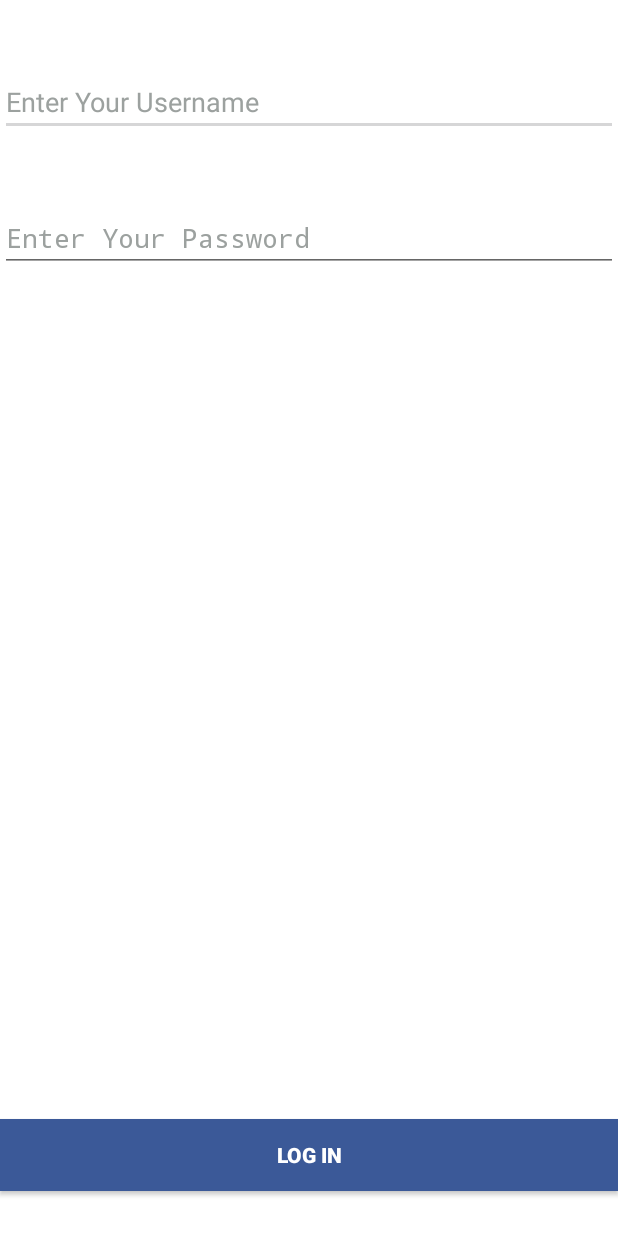
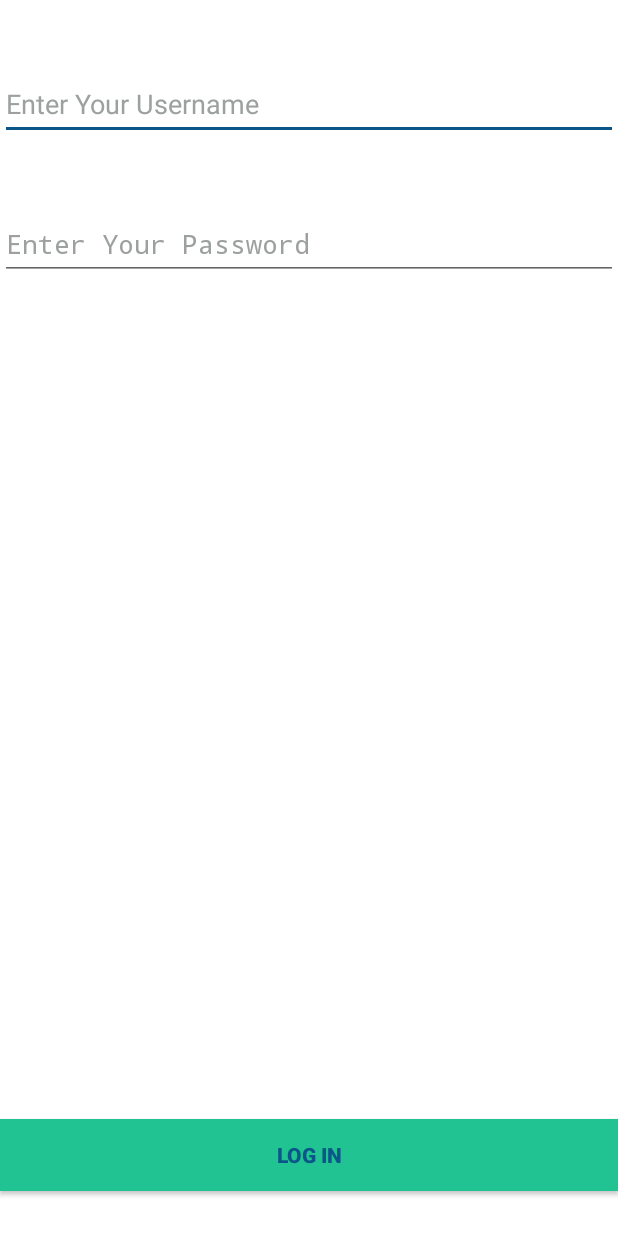
Before and after one commit to Sabarinathan07/Quiz, an Android app: the Login screen opened directly, with no data from a screen before it, on a phone screen of 412 x 824 dp. Run offline under Robolectric (Android 15) with nearby library versions, the phone set to English and light mode, and no system bars; our stand-ins replace Volley.

Commit message:
app-works

```diff
--- a/app/src/main/AndroidManifest.xml
+++ b/app/src/main/AndroidManifest.xml
@@ -7,9 +7,9 @@
 
     <application
         android:allowBackup="true"
-        android:icon="@mipmap/ic_launcher"
+        android:icon="@drawable/quiz"
         android:label="@string/app_name"
-        android:roundIcon="@mipmap/ic_launcher_round"
+
         android:supportsRtl="true"
         android:usesCleartextTraffic="true"
         android:theme="@style/Theme.Quiz">
--- a/app/src/main/java/com/androidsabari/quiz/Constants.java
+++ b/app/src/main/java/com/androidsabari/quiz/Constants.java
@@ -2,8 +2,10 @@ package com.androidsabari.quiz;
 
 public class Constants {
 //    private static final String ROOT_URL = "https://online-test1234.000webhostapp.com/online_test/v1/";
-    private static final String ROOT_URL = "http://192.168.29.197/quiz/v1/";
+    private static final String ROOT_URL = "http://192.168.29.229/quiz/v1/";
 //    http://192.168.29.229/quiz/v1/
+//    http://192.168.29.197/quiz/v1/
+
     public static final String URL_STAFF_REGISTER = ROOT_URL+"registerUser.php";
     public static final String URL_STAFF_LOGIN = ROOT_URL+"userLogin.php";
     public static final String URL_STU_REGISTER = ROOT_URL+"studentSignup.php";
--- a/app/src/main/res/layout/activity_login.xml
+++ b/app/src/main/res/layout/activity_login.xml
@@ -16,10 +16,9 @@
         android:ems="10"
         android:hint="Enter Your Username"
         android:inputType="textPersonName"
-        android:textColor="#7A7A7A"
-        android:textColorHint="#9CA19F"/>
-
-
+        android:minHeight="48dp"
+        android:textColor="@color/dark_color"
+        android:textColorHint="@color/grey_color" />
 
 
     <EditText
@@ -32,8 +31,9 @@
         android:ems="10"
         android:hint="Enter Your Password"
         android:inputType="textPassword"
-        android:textColor="#7A7A7A"
-        android:textColorHint="#9CA19F" />
+        android:minHeight="48dp"
+        android:textColor="@color/dark_color"
+        android:textColorHint="@color/grey_color" />
 
     <Button
         android:id="@+id/start"
@@ -42,10 +42,11 @@
         android:layout_alignLeft="@+id/pass"
         android:layout_alignParentBottom="true"
         android:layout_marginBottom="30dp"
-        android:background="#3B5998"
+        android:background="@color/primary_color"
         android:text="Log In"
-        android:textColor="#fff"
-        android:textStyle="bold"/>
+        android:textColor="@color/dark_color"
+
+        android:textStyle="bold" />
 
 
 </RelativeLayout>
--- a/app/src/main/res/values-night/themes.xml
+++ b/app/src/main/res/values-night/themes.xml
@@ -2,12 +2,12 @@
     <!-- Base application theme. -->
     <style name="Theme.Quiz" parent="Theme.MaterialComponents.Light.DarkActionBar">
         <!-- Primary brand color. -->
-        <item name="colorPrimary">@color/purple_200</item>
+        <item name="colorPrimary">@color/primary_color</item>
         <item name="colorPrimaryVariant">@color/purple_700</item>
-        <item name="colorOnPrimary">@color/black</item>
+        <item name="colorOnPrimary">@color/white</item>
         <!-- Secondary brand color. -->
         <item name="colorSecondary">@color/teal_200</item>
-        <item name="colorSecondaryVariant">@color/teal_200</item>
+        <item name="colorSecondaryVariant">@color/secondary_color</item>
         <item name="colorOnSecondary">@color/black</item>
         <!-- Status bar color. -->
         <item name="android:statusBarColor" tools:targetApi="l">?attr/colorPrimaryVariant</item>
@@ -17,7 +17,7 @@
     <style name="AppTheme" parent="Theme.MaterialComponents.Light.NoActionBar">
         <!-- Customize your theme here. -->
         <item name="colorPrimary">@color/teal_200</item>
-        <item name="colorPrimaryDark">@color/teal_700</item>
+        <item name="colorPrimaryDark">@color/primary_color</item>
         <item name="colorAccent">@color/teal_200</item>
     </style>
 </resources>
--- a/app/src/main/res/values/colors.xml
+++ b/app/src/main/res/values/colors.xml
@@ -1,11 +1,15 @@
 <?xml version="1.0" encoding="utf-8"?>
 <resources>
+   <color name="purple_500">#21C392</color>
+    <color name="purple_700">#063451</color>
 
+    <color name="teal_200">#0A5688</color>
     <color name="primary_color">#21C392</color>
 
     <color name="secondary_color">#6BC6A5</color>
     <color name="dark_color">#0A5688</color>
     <color name="light_color">#E6EFF4</color>
+    <color name="grey_color">#9CA19F</color>
 <color name="black">#FF000000</color>
     <color name="white">#FFFFFFFF</color>
 </resources>
--- a/app/src/main/res/values/strings.xml
+++ b/app/src/main/res/values/strings.xml
@@ -1,3 +1,7 @@
 <resources>
     <string name="app_name">Quiz</string>
+    <string name="student">Student</string>
+    <string name="teacher">Teacher</string>
+    <string name="are_you_a_student_or_teacher">Are you a Student or Teacher</string>
+    <string name="welcome_to_quiz_game">Welcome! to Quiz GAME!!</string>
 </resources>
--- a/app/src/main/res/values/themes.xml
+++ b/app/src/main/res/values/themes.xml
@@ -2,12 +2,12 @@
     <!-- Base application theme. -->
     <style name="Theme.Quiz" parent="Theme.MaterialComponents.Light.DarkActionBar">
         <!-- Primary brand color. -->
-        <item name="colorPrimary">@color/purple_500</item>
+        <item name="colorPrimary">@color/primary_color</item>
         <item name="colorPrimaryVariant">@color/purple_700</item>
         <item name="colorOnPrimary">@color/white</item>
         <!-- Secondary brand color. -->
         <item name="colorSecondary">@color/teal_200</item>
-        <item name="colorSecondaryVariant">@color/teal_700</item>
+        <item name="colorSecondaryVariant">@color/secondary_color</item>
         <item name="colorOnSecondary">@color/black</item>
         <!-- Status bar color. -->
         <item name="android:statusBarColor" tools:targetApi="l">?attr/colorPrimaryVariant</item>
@@ -17,7 +17,7 @@
     <style name="AppTheme" parent="Theme.MaterialComponents.Light.NoActionBar">
         <!-- Customize your theme here. -->
         <item name="colorPrimary">@color/teal_200</item>
-        <item name="colorPrimaryDark">@color/teal_700</item>
+        <item name="colorPrimaryDark">@color/primary_color</item>
         <item name="colorAccent">@color/teal_200</item>
     </style>
 </resources>
```
Also changed, not shown: app/src/main/res/layout/activity_main.xml (+13 -13 lines).
